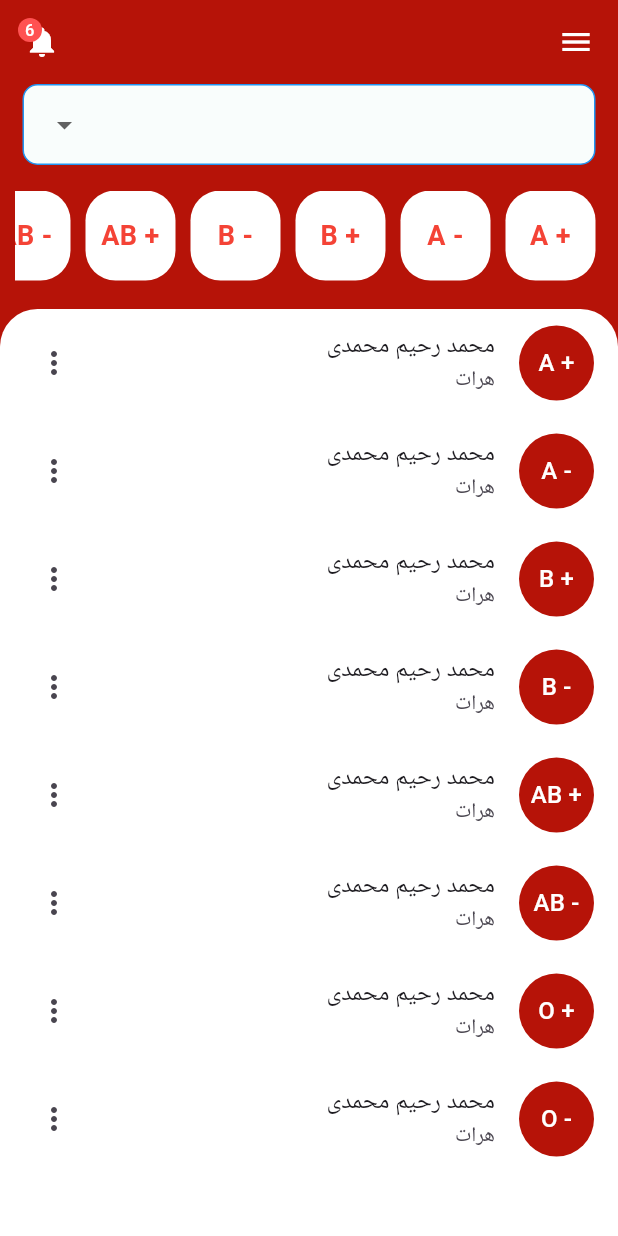
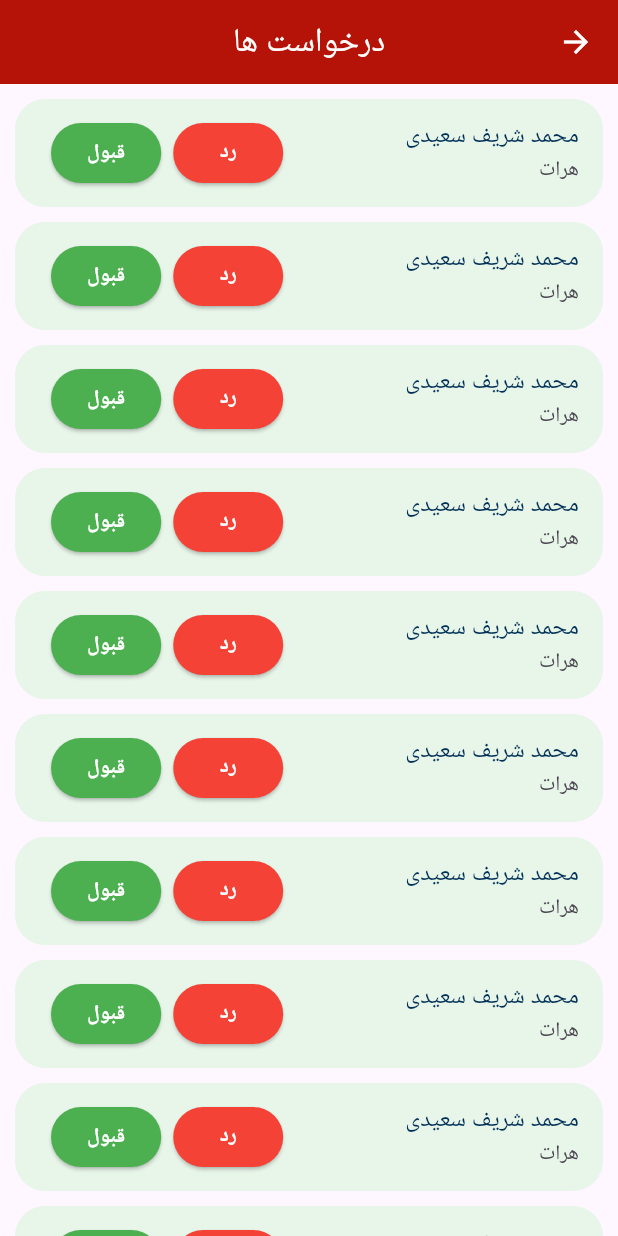
Before and after one commit to FiroozMohammadi/blood_donation_app, a Flutter app: the Home screen opened directly, after a tap on an icon or button, on a phone screen of 412 x 824 dp. Run offline on Flutter 3.47's test engine with Material 3 defaults, Android fonts, the phone set to English and light mode, and no system bars.

Commit message:
add notification page and about page

```diff
--- a/lib/home.dart
+++ b/lib/home.dart
@@ -1,6 +1,10 @@
+import 'package:blood_bank_app/data/data.dart';
+import 'package:blood_bank_app/pages/about.dart';
+import 'package:blood_bank_app/pages/bloodQualification.dart';
+import 'package:blood_bank_app/pages/blood_info.dart';
+import 'package:blood_bank_app/pages/notification.dart';
 import 'package:flutter/material.dart';
-
-import 'myWidgets.dart';
+import 'widgets/myWidgets.dart';
 
 class Home extends StatefulWidget {
   const Home({super.key});
@@ -10,17 +14,6 @@ class Home extends StatefulWidget {
 }
 
 class _HomeState extends State<Home> {
-  List<String> groupList = [
-    '+ A',
-    '- A',
-    '+ B',
-    '- B',
-    '+ AB',
-    '- AB',
-    '+ O',
-    '- O'
-  ];
-  final List<String> cityList = ['هرات', 'کابل', 'مزار', 'لوگر'];
   @override
   Widget build(BuildContext context) {
     return SafeArea(
@@ -34,7 +27,12 @@ class _HomeState extends State<Home> {
             title: Align(
               alignment: Alignment.centerLeft,
               child: GestureDetector(
-                onTap: () {},
+                onTap: () {
+                  Navigator.push(
+                      context,
+                      MaterialPageRoute(
+                          builder: (context) => const MyNotification()));
+                },
                 child: const Badge(
                   backgroundColor: Colors.redAccent,
                   label: Text("6"),
@@ -47,7 +45,7 @@ class _HomeState extends State<Home> {
             ),
           ),
           drawer: Drawer(
-              width: 190,
+              width: 195,
               elevation: 5,
               child: ListView(
                 padding: EdgeInsets.zero,
@@ -67,19 +65,39 @@ class _HomeState extends State<Home> {
                     onTap: () {},
                   ),
                   ListTile(
+                    leading: const Icon(Icons.bloodtype_outlined),
+                    title: const Text('فواید اهدای خون '),
+                    onTap: () {
+                      Navigator.push(
+                          context,
+                          MaterialPageRoute(
+                              builder: (context) => const BloodInfo()));
+                    },
+                  ),
+                  ListTile(
+                    leading: const Icon(Icons.bloodtype_outlined),
+                    title: const Text('شرایط اهدای خون'),
+                    onTap: () {
+                      Navigator.push(
+                          context,
+                          MaterialPageRoute(
+                              builder: (context) => const Qualifiation()));
+                    },
+                  ),
+                  ListTile(
                     leading: const Icon(Icons.delete_outlined),
                     title: const Text('حذف حساب'),
                     onTap: () {},
                   ),
                   ListTile(
-                    leading: const Icon(Icons.bloodtype_outlined),
-                    title: const Text('فواید خون دادن'),
-                    onTap: () {},
-                  ),
-                  ListTile(
                     leading: const Icon(Icons.info_outline_rounded),
                     title: const Text('درباره ما'),
-                    onTap: () {},
+                    onTap: () {
+                      Navigator.push(
+                          context,
+                          MaterialPageRoute(
+                              builder: (context) => const About()));
+                    },
                   ),
                   ListTile(
                     leading: const Icon(Icons.logout_sharp),
@@ -112,7 +130,7 @@ class _HomeState extends State<Home> {
                           height: 60,
                           child: ListView.builder(
                             scrollDirection: Axis.horizontal,
-                            itemCount: groupList.length,
+                            itemCount: bloodGroupList.length,
                             itemBuilder: (context, index) {
                               return Container(
                                 width: 60,
@@ -125,7 +143,7 @@ class _HomeState extends State<Home> {
                                 ),
                                 child: Center(
                                   child: Text(
-                                    groupList[index],
+                                    bloodGroupList[index],
                                     style: const TextStyle(
                                         color: Colors.red,
                                         fontSize: 18,
@@ -152,7 +170,7 @@ class _HomeState extends State<Home> {
                   height: MediaQuery.sizeOf(context).height,
                   child: ListView.builder(
                     scrollDirection: Axis.vertical,
-                    itemCount: groupList.length,
+                    itemCount: bloodGroupList.length,
                     itemBuilder: (context, index) {
                       return ListTile(
                           leading: CircleAvatar(
@@ -160,7 +178,7 @@ class _HomeState extends State<Home> {
                             backgroundColor:
                                 const Color.fromARGB(255, 182, 19, 8),
                             child: Text(
-                              groupList[index],
+                              bloodGroupList[index],
                               style: const TextStyle(color: Colors.white),
                             ),
                           ),
--- a/lib/main.dart
+++ b/lib/main.dart
@@ -1,4 +1,4 @@
-import 'package:blood_bank_app/splash.dart';
+import 'package:blood_bank_app/pages/splash.dart';
 import 'package:flutter/material.dart';
 
 void main() {
--- /dev/null
+++ b/lib/pages/notification.dart
@@ -0,0 +1,82 @@
+import 'package:flutter/material.dart';
+
+import '../widgets/myWidgets.dart';
+
+class MyNotification extends StatefulWidget {
+  const MyNotification({super.key});
+
+  @override
+  State<MyNotification> createState() => _MyNotificationState();
+}
+
+class _MyNotificationState extends State<MyNotification> {
+  @override
+  Widget build(BuildContext context) {
+    return SafeArea(
+      child: Directionality(
+        textDirection: TextDirection.rtl,
+        child: Scaffold(
+          appBar: AppBar(
+            title: const Text("درخواست ها"),
+            centerTitle: true,
+            backgroundColor: myColor,
+            foregroundColor: Colors.white,
+          ),
+          body: ListView.builder(
+            itemCount: 10, // Replace with the actual number of notifications
+            itemBuilder: (context, index) {
+              return Container(
+                margin: const EdgeInsets.fromLTRB(10, 10, 10, 0),
+                decoration: BoxDecoration(
+                    borderRadius: BorderRadius.circular(20),
+                    color: Colors.green[50]),
+                child: ListTile(
+                  title: const Text(
+                    'محمد شریف سعیدی',
+                    style: TextStyle(color: Color.fromARGB(255, 2, 49, 87)),
+                  ),
+                  subtitle: const Text('هرات'),
+                  trailing: Row(
+                    mainAxisSize: MainAxisSize.min,
+                    children: [
+                      ElevatedButton(
+                        onPressed: () {
+                          // Handle accept button tap
+                        },
+                        child: const Text(
+                          '  رد  ',
+                          style: TextStyle(fontWeight: FontWeight.w700),
+                        ),
+                        style: ElevatedButton.styleFrom(
+                          primary: Colors.red,
+                          onPrimary: Colors.white,
+                        ),
+                      ),
+                      const SizedBox(width: 8.0),
+                      ElevatedButton(
+                        onPressed: () {
+                          // Handle reject button tap
+                        },
+                        child: const Text(
+                          'قبول',
+                          style: TextStyle(fontWeight: FontWeight.w700),
+                        ),
+                        style: ElevatedButton.styleFrom(
+                          primary: Colors.green,
+                          onPrimary: Colors.white,
+                        ),
+                      ),
+                    ],
+                  ),
+                  onTap: () {
+                    // Handle notification tap
+                  },
+                ),
+              );
+            },
+          ),
+        ),
+      ),
+    );
+  }
+}
--- a/lib/registration.dart
+++ b/lib/pages/registration.dart
@@ -1,5 +1,5 @@
 import 'package:blood_bank_app/home.dart';
-import 'package:blood_bank_app/myWidgets.dart';
+import 'package:blood_bank_app/widgets/myWidgets.dart';
 import 'package:flutter/material.dart';
 
 class Registration extends StatefulWidget {
--- a/lib/splash.dart
+++ b/lib/pages/splash.dart
@@ -1,5 +1,5 @@
-import 'package:blood_bank_app/myWidgets.dart';
-import 'package:blood_bank_app/registration.dart';
+import 'package:blood_bank_app/widgets/myWidgets.dart';
+import 'package:blood_bank_app/pages/registration.dart';
 import 'package:flutter/material.dart';
 
 class SplashScreen extends StatelessWidget {
```
Also changed, not shown: lib/data/data.dart (added, +82 -0 lines), lib/pages/about.dart (added, +89 -0 lines), lib/pages/bloodQualification.dart (added, +42 -0 lines), lib/pages/blood_info.dart (added, +36 -0 lines), lib/widgets/myWidgets.dart (renamed from lib/myWidgets.dart, +8 -17 lines).
